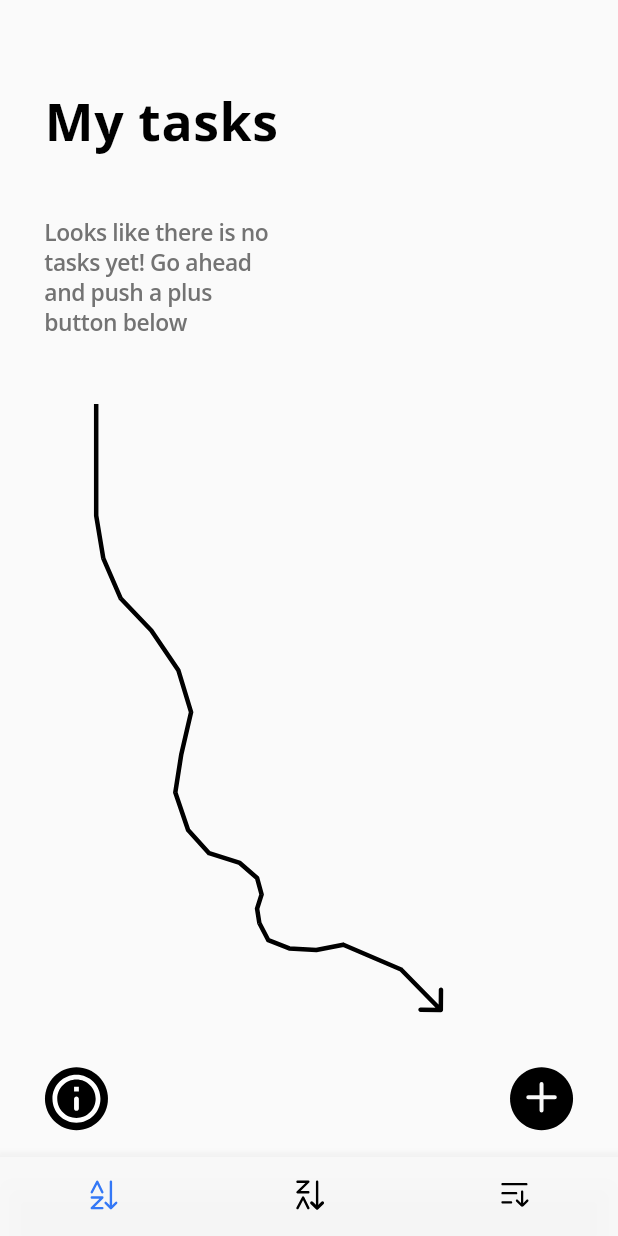
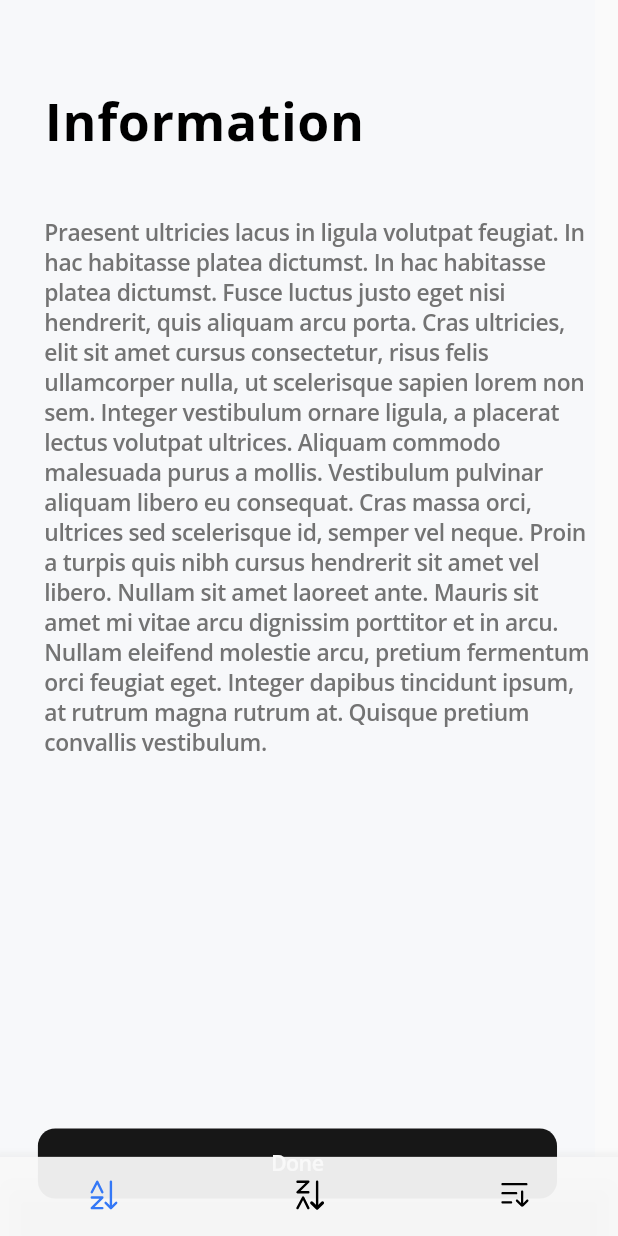
Before and after one commit to asayke/my_tasks, a Flutter app: the screen it shows after launch, on a phone screen of 412 x 824 dp. Run offline on Flutter 3.47's test engine with Material 2 defaults, Android fonts, the phone set to English and light mode, and no system bars; our stand-ins replace flutter_screenutil, flutter_svg.

Commit message:
Added information widget

```diff
--- a/lib/home_page.dart
+++ b/lib/home_page.dart
@@ -4,6 +4,7 @@ import 'package:flutter_svg/flutter_svg.dart';
 import 'package:my_tasks/utils/app_colors.dart';
 import 'package:my_tasks/utils/app_icons.dart';
 import 'package:my_tasks/widgets/empty_page.dart';
+import 'package:my_tasks/widgets/information.dart';
 
 class HomePage extends StatefulWidget {
   const HomePage({super.key});
@@ -16,7 +17,7 @@ class _HomePageState extends State<HomePage> {
   @override
   Widget build(BuildContext context) {
     return Scaffold(
-      body: const EmptyPage(),
+      body: const Information(),
       bottomNavigationBar: SizedBox(
         height: 52.h,
         child: BottomNavigationBar(
--- /dev/null
+++ b/lib/widgets/information.dart
@@ -0,0 +1,60 @@
+import 'package:flutter/material.dart';
+import 'package:flutter_screenutil/flutter_screenutil.dart';
+import 'package:my_tasks/utils/app_colors.dart';
+import 'package:my_tasks/utils/app_text_styles.dart';
+
+class Information extends StatelessWidget {
+  const Information({super.key});
+
+  @override
+  Widget build(BuildContext context) {
+    return Container(
+      color: AppColors.accessoryBackgroundColor,
+      child: Column(
+        children: [
+          SizedBox(height: 60.h),
+          Container(
+            padding: EdgeInsets.only(left: 27.w),
+            child: Column(
+              crossAxisAlignment: CrossAxisAlignment.start,
+              children: [
+                Text(
+                  "Information",
+                  style: AppTextStyles.titleTextStyle,
+                ),
+                SizedBox(height: 41.h),
+                SizedBox(
+                  height: 493.h,
+                  width: 334.w,
+                  child: Text(
+                    "Praesent ultricies lacus in ligula volutpat feugiat. In hac habitasse platea dictumst. In hac habitasse platea dictumst. Fusce luctus justo eget nisi hendrerit, quis aliquam arcu porta. Cras ultricies, elit sit amet cursus consectetur, risus felis ullamcorper nulla, ut scelerisque sapien lorem non sem. Integer vestibulum ornare ligula, a placerat lectus volutpat ultrices. Aliquam commodo malesuada purus a mollis. Vestibulum pulvinar aliquam libero eu consequat. Cras massa orci, ultrices sed scelerisque id, semper vel neque. Proin a turpis quis nibh cursus hendrerit sit amet vel libero. Nullam sit amet laoreet ante. Mauris sit amet mi vitae arcu dignissim porttitor et in arcu. Nullam eleifend molestie arcu, pretium fermentum orci feugiat eget. Integer dapibus tincidunt ipsum, at rutrum magna rutrum at. Quisque pretium convallis vestibulum.",
+                    style: AppTextStyles.lightGreyTextStyle,
+                  ),
+                ),
+              ],
+            ),
+          ),
+          SizedBox(height: 106.h),
+          GestureDetector(
+            onTap: () {},
+            child: Container(
+              width: 315.w,
+              height: 46.h,
+              decoration: const BoxDecoration(
+                color: AppColors.blackButtonsBackgroundColor,
+                borderRadius: BorderRadius.all(
+                  Radius.circular(11.5812),
+                ),
+              ),
+              alignment: Alignment.center,
+              child: Text(
+                "Done",
+                style: AppTextStyles.blackButtonsTextStyle,
+              ),
+            ),
+          ),
+        ],
+      ),
+    );
+  }
+}
```
